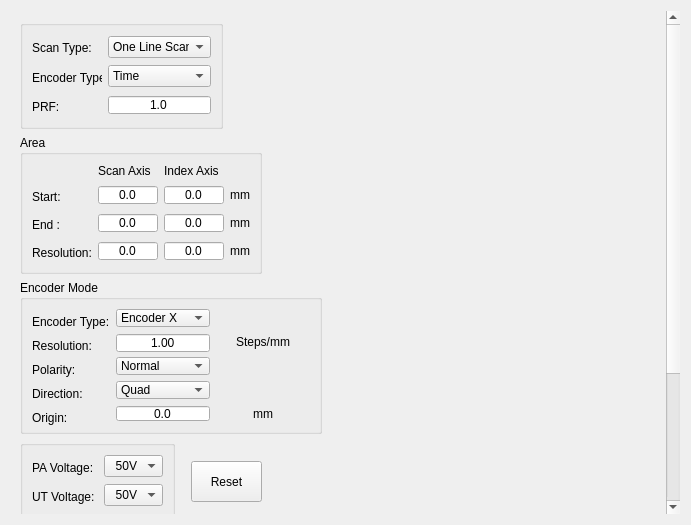
Above: phascan_view/ui/InstrumentSettingWidget.ui from qinxingying/hello-word before the change. Below: the same form after it.
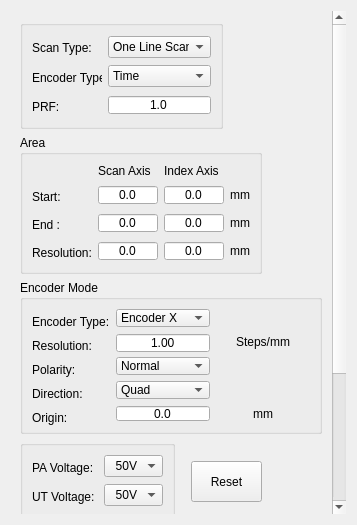
That is the form after the change.

```diff
--- a/phascan_view/ui/InstrumentSettingWidget.ui
+++ b/phascan_view/ui/InstrumentSettingWidget.ui
@@ -6,7 +6,7 @@
    <rect>
     <x>0</x>
     <y>0</y>
-    <width>691</width>
+    <width>357</width>
     <height>525</height>
    </rect>
   </property>
```
